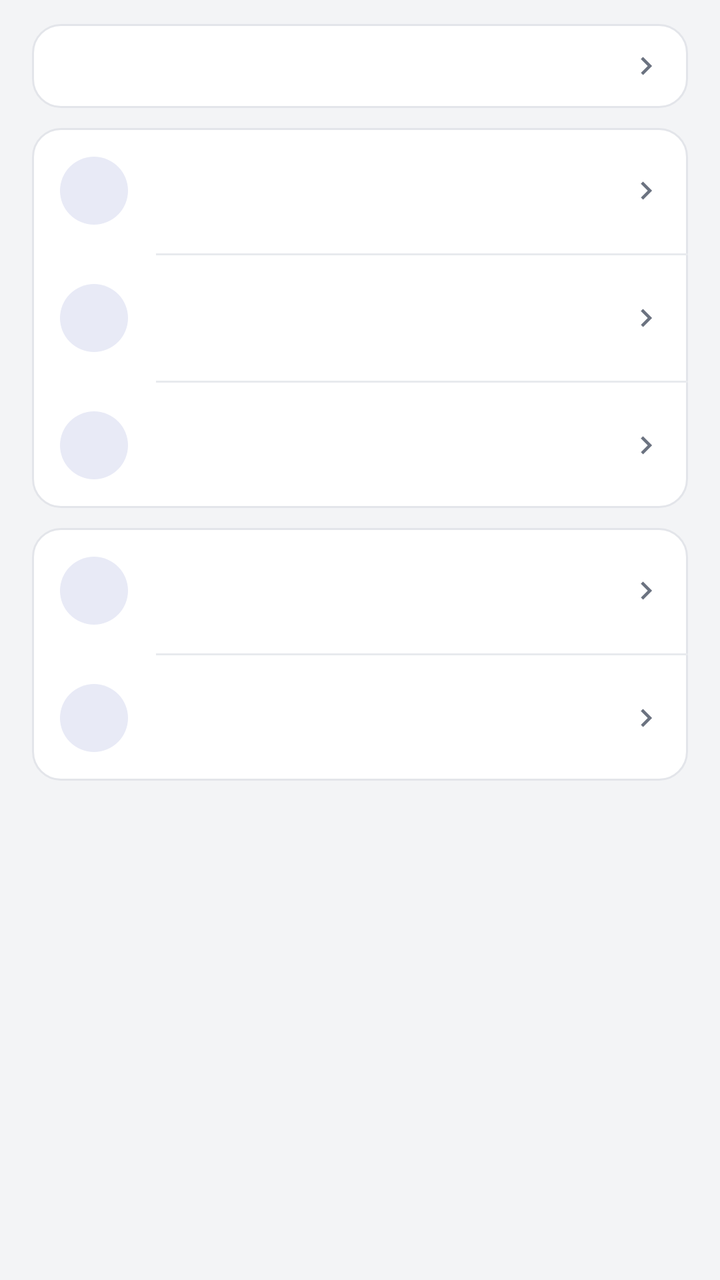
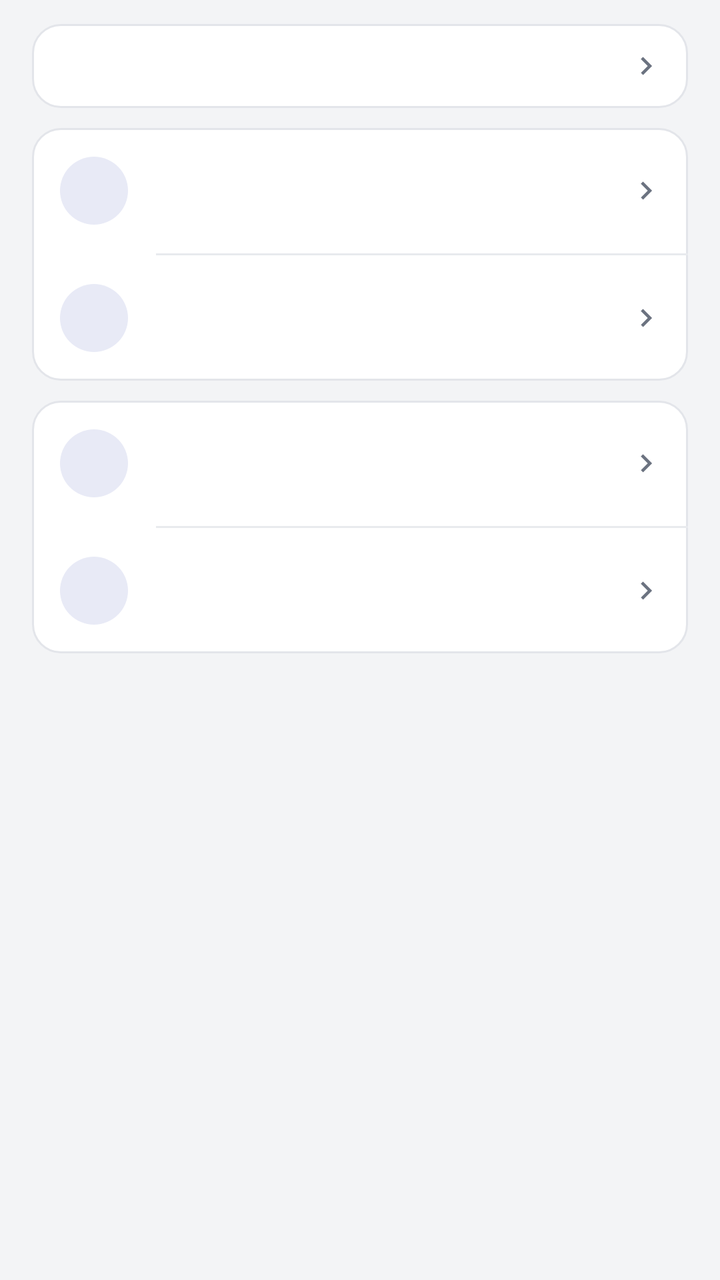

Two renders of the same Android screen: before a commit and after it. Below are the layout's source before the change and the commit's diff.
<!-- AndroidManifest.xml: activity theme AppTheme -->
<!-- res/layout/activity_main.xml -->
<?xml version="1.0" encoding="utf-8"?>
<ScrollView xmlns:android="http://schemas.android.com/apk/res/android"
    android:id="@+id/root"
    android:layout_width="match_parent"
    android:layout_height="match_parent"
    android:background="@color/bg"
    android:fillViewport="true"
    android:scrollbars="vertical">

    <LinearLayout
        android:layout_width="match_parent"
        android:layout_height="wrap_content"
        android:orientation="vertical">

        
        <LinearLayout
            android:layout_width="match_parent"
            android:layout_height="wrap_content"
            android:orientation="vertical"
            android:paddingStart="@dimen/page_pad"
            android:paddingEnd="@dimen/page_pad"
            android:paddingTop="12dp"
            android:paddingBottom="14dp">

            
            <LinearLayout
                android:id="@+id/status_box"
                android:layout_width="match_parent"
                android:layout_height="wrap_content"
                android:orientation="vertical"
                android:background="@drawable/card_bg_press"
                android:clickable="true"
                android:focusable="false"
                android:paddingStart="14dp"
                android:paddingEnd="12dp"
                android:paddingTop="12dp"
                android:paddingBottom="12dp">

                <LinearLayout
                    android:layout_width="match_parent"
                    android:layout_height="wrap_content"
                    android:orientation="horizontal"
                    android:gravity="center_vertical">

                    <TextView
                        android:id="@+id/status_summary"
                        android:layout_width="0dp"
                        android:layout_height="wrap_content"
                        android:layout_weight="1"
                        android:singleLine="true"
                        android:ellipsize="end"
                        android:textSize="13sp"
                        android:textColor="@color/fg_muted" />

                    <ImageView
                        android:id="@+id/status_chevron"
                        android:layout_width="@dimen/row_chevron"
                        android:layout_height="@dimen/row_chevron"
                        android:layout_marginStart="8dp"
                        android:src="@drawable/ic_chevron"
                        android:tint="@color/fg_muted" />
                </LinearLayout>

                <TextView
                    android:id="@+id/status_detail"
                    android:layout_width="match_parent"
                    android:layout_height="wrap_content"
                    android:paddingTop="8dp"
                    android:textSize="11sp"
                    android:lineSpacingExtra="4dp"
                    android:textColor="@color/fg_muted"
                    android:visibility="gone" />
            </LinearLayout>

            
            <LinearLayout
                android:id="@+id/btn_continue"
                android:layout_width="match_parent"
                android:layout_height="wrap_content"
                android:layout_marginTop="@dimen/card_gap"
                android:orientation="horizontal"
                android:gravity="center_vertical"
                android:background="@drawable/btn_primary"
                android:clickable="true"
                android:focusable="false"
                android:paddingStart="16dp"
                android:paddingEnd="16dp"
                android:paddingTop="14dp"
                android:paddingBottom="14dp"
                android:visibility="gone">

                <ImageView
                    android:layout_width="20dp"
                    android:layout_height="20dp"
                    android:src="@drawable/ic_play"
                    android:tint="@color/on_accent" />

                
                <TextView
                    android:id="@+id/continue_text"
                    android:layout_width="0dp"
                    android:layout_height="wrap_content"
                    android:layout_weight="1"
                    android:layout_marginStart="10dp"
                    android:maxLines="2"
                    android:ellipsize="end"
                    android:textSize="15sp"
                    android:fontFamily="sans-serif-medium"
                    android:textColor="@color/on_accent" />

            </LinearLayout>

            
            <LinearLayout
                android:layout_width="match_parent"
                android:layout_height="wrap_content"
                android:layout_marginTop="@dimen/card_gap"
                android:orientation="vertical"
                android:background="@drawable/card_bg">

                <include
                    android:id="@+id/row_add_game"
                    layout="@layout/row_action"
                    android:layout_width="match_parent"
                    android:layout_height="wrap_content" />

                <View
                    android:layout_width="match_parent"
                    android:layout_height="1dp"
                    android:layout_marginStart="62dp"
                    android:background="@color/divider" />

                <include
                    android:id="@+id/row_saves"
                    layout="@layout/row_action"
                    android:layout_width="match_parent"
                    android:layout_height="wrap_content" />

                <View
                    android:layout_width="match_parent"
                    android:layout_height="1dp"
                    android:layout_marginStart="62dp"
                    android:background="@color/divider" />

                <include
                    android:id="@+id/row_settings"
                    layout="@layout/row_action"
                    android:layout_width="match_parent"
                    android:layout_height="wrap_content" />
            </LinearLayout>

            
            <LinearLayout
                android:layout_width="match_parent"
                android:layout_height="wrap_content"
                android:layout_marginTop="@dimen/card_gap"
                android:orientation="vertical"
                android:background="@drawable/card_bg">

                <include
                    android:id="@+id/row_trash"
                    layout="@layout/row_action"
                    android:layout_width="match_parent"
                    android:layout_height="wrap_content" />

                <View
                    android:layout_width="match_parent"
                    android:layout_height="1dp"
                    android:layout_marginStart="62dp"
                    android:background="@color/divider" />

                <include
                    android:id="@+id/row_open_logs"
                    layout="@layout/row_action"
                    android:layout_width="match_parent"
                    android:layout_height="wrap_content" />
            </LinearLayout>
        </LinearLayout>

        
        <LinearLayout
            android:id="@+id/ver_container"
            android:layout_width="match_parent"
            android:layout_height="wrap_content"
            android:orientation="vertical"
            android:paddingStart="@dimen/page_pad"
            android:paddingEnd="@dimen/page_pad"
            android:paddingBottom="12dp" />

        
        <TextView
            android:id="@+id/ver_empty"
            android:layout_width="match_parent"
            android:layout_height="wrap_content"
            android:padding="28dp"
            android:gravity="center"
            android:textAlignment="center"
            android:textSize="13sp"
            android:lineSpacingExtra="4dp"
            android:textColor="@color/fg_muted" />

        
        <View
            android:layout_width="match_parent"
            android:layout_height="@dimen/page_bottom_space" />
    </LinearLayout>
</ScrollView>
<!-- res/layout/row_action.xml (included above) -->
<?xml version="1.0" encoding="utf-8"?>
<LinearLayout xmlns:android="http://schemas.android.com/apk/res/android"
    android:layout_width="match_parent"
    android:layout_height="wrap_content"
    android:orientation="horizontal"
    android:gravity="center_vertical"
    android:background="?android:attr/selectableItemBackground"
    android:clickable="true"
    android:focusable="false"
    android:paddingStart="14dp"
    android:paddingEnd="12dp"
    android:paddingTop="12dp"
    android:paddingBottom="12dp">

    <FrameLayout
        android:layout_width="@dimen/row_icon_box"
        android:layout_height="@dimen/row_icon_box"
        android:background="@drawable/icon_circle">

        <ImageView
            android:id="@+id/act_icon"
            android:layout_width="@dimen/row_icon"
            android:layout_height="@dimen/row_icon"
            android:layout_gravity="center"
            android:tint="@color/accent" />
    </FrameLayout>

    <LinearLayout
        android:layout_width="0dp"
        android:layout_height="wrap_content"
        android:layout_weight="1"
        android:layout_marginStart="14dp"
        android:orientation="vertical">

        <TextView
            android:id="@+id/act_title"
            android:layout_width="match_parent"
            android:layout_height="wrap_content"
            android:singleLine="true"
            android:ellipsize="end"
            android:textSize="15sp"
            android:textColor="@color/fg" />

        <TextView
            android:id="@+id/act_sub"
            android:layout_width="match_parent"
            android:layout_height="wrap_content"
            android:paddingTop="2dp"
            android:textSize="12sp"
            android:textColor="@color/fg_muted" />
    </LinearLayout>

    <ImageView
        android:layout_width="@dimen/row_chevron"
        android:layout_height="@dimen/row_chevron"
        android:layout_marginStart="8dp"
        android:src="@drawable/ic_chevron"
        android:tint="@color/fg_muted" />
</LinearLayout>
<!-- resources referenced by this layout -->
<resources>
  <color name="accent">#FF3F51B5</color>
  <color name="bg">#FFF3F4F6</color>
  <color name="divider">#FFE8EAEE</color>
  <color name="fg">#FF1A1C1E</color>
  <color name="fg_muted">#FF6B7280</color>
  <color name="on_accent">#FFFFFFFF</color>
  <dimen name="card_gap">10dp</dimen>
  <dimen name="page_bottom_space">24dp</dimen>
  <dimen name="page_pad">16dp</dimen>
  <dimen name="row_chevron">18dp</dimen>
  <dimen name="row_icon">22dp</dimen>
  <dimen name="row_icon_box">34dp</dimen>
  <!-- drawable card_bg (drawable) -->
  <?xml version="1.0" encoding="utf-8"?>
  <shape xmlns:android="http://schemas.android.com/apk/res/android"
      android:shape="rectangle">
      <solid android:color="@color/card" />
      <corners android:radius="14dp" />
      <stroke android:width="1dp" android:color="@color/card_stroke" />
  </shape>
  <!-- drawable ic_chevron (drawable) -->
  <?xml version="1.0" encoding="utf-8"?>
  <vector xmlns:android="http://schemas.android.com/apk/res/android"
      android:width="24dp"
      android:height="24dp"
      android:viewportWidth="24"
      android:viewportHeight="24">
      <path
          android:fillColor="@color/icon_tint"
          android:pathData="M10,6L8.59,7.41 13.17,12l-4.58,4.59L10,18l6,-6z" />
  </vector>
  <!-- drawable ic_play (drawable) -->
  <?xml version="1.0" encoding="utf-8"?>
  <vector xmlns:android="http://schemas.android.com/apk/res/android"
      android:width="24dp"
      android:height="24dp"
      android:viewportWidth="24"
      android:viewportHeight="24">
      <path
          android:fillColor="@color/icon_tint"
          android:pathData="M8,5v14l11,-7z" />
  </vector>
  <!-- drawable icon_circle (drawable) -->
  <?xml version="1.0" encoding="utf-8"?>
  <shape xmlns:android="http://schemas.android.com/apk/res/android"
      android:shape="oval">
      <solid android:color="@color/accent_soft" />
  </shape>
  <color name="accent_press">#FF303F9F</color>
  <color name="card">#FFFFFFFF</color>
  <color name="card_stroke">#FFE3E5EA</color>
  <color name="card_press">#FFEFF1F5</color>
  <color name="icon_tint">#FF5F6368</color>
  <color name="accent_soft">#FFE8EAF6</color>
  <color name="appbar">#FF3F51B5</color>
  <color name="statusbar">#FF303F9F</color>
  <style name="AppBarStyle" parent="android:Widget.Material.ActionBar.Solid">
          <item name="android:background">@color/appbar</item>
          
          <item name="android:elevation">0dp</item>
          
          <item name="android:contentInsetStart">16dp</item>
          <item name="android:titleTextStyle">@style/AppBarTitle</item>
      </style>
  <style name="AppDialogTheme" parent="android:Theme.Material.Light.Dialog.Alert">
          <item name="android:windowBackground">@drawable/dlg_bg</item>
          <item name="android:colorAccent">@color/accent</item>
          <item name="android:textColorPrimary">@color/fg</item>
          <item name="android:textColorSecondary">@color/fg_muted</item>
          <item name="android:colorControlNormal">@color/fg_muted</item>
      </style>
  <style name="AppBarTitle" parent="android:TextAppearance.Material.Widget.ActionBar.Title">
          <item name="android:textColor">@color/on_appbar</item>
          <item name="android:textSize">20sp</item>
          <item name="android:fontFamily">sans-serif-medium</item>
      </style>
  <!-- drawable dlg_bg (drawable) -->
  <?xml version="1.0" encoding="utf-8"?>
  <inset xmlns:android="http://schemas.android.com/apk/res/android"
      android:inset="16dp">
      <shape android:shape="rectangle">
          <solid android:color="@color/card" />
          <corners android:radius="14dp" />
          <stroke android:width="1dp" android:color="@color/card_stroke" />
      </shape>
  </inset>
  <color name="on_appbar">#FFFFFFFF</color>
  <!-- unchanged entries left out for length: 3 -->
</resources>

<!-- the commit's change to res/layout/activity_main.xml (unified diff, before → after) -->
@@ -132,18 +132,6 @@
 
                 <include
                     android:id="@+id/row_saves"
-                    layout="@layout/row_action"
-                    android:layout_width="match_parent"
-                    android:layout_height="wrap_content" />
-
-                <View
-                    android:layout_width="match_parent"
-                    android:layout_height="1dp"
-                    android:layout_marginStart="62dp"
-                    android:background="@color/divider" />
-
-                <include
-                    android:id="@+id/row_settings"
                     layout="@layout/row_action"
                     android:layout_width="match_parent"
                     android:layout_height="wrap_content" />
